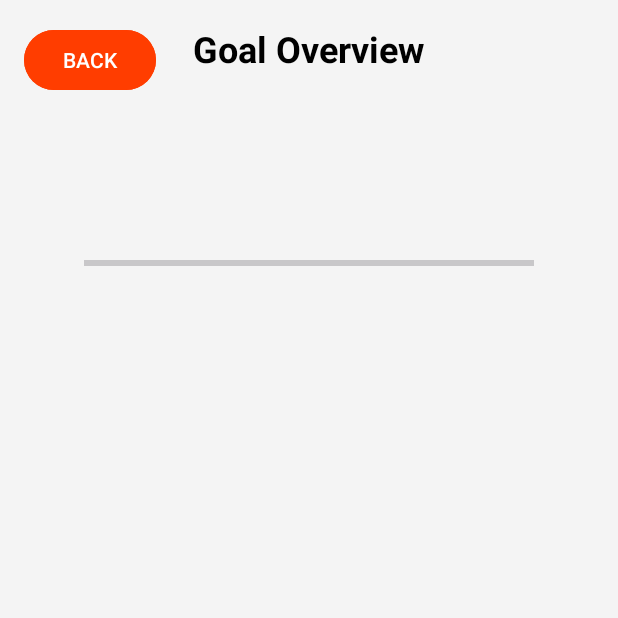
After one commit to MilanBert/Kelowna-Fitness-Prototype, an Android app: the SelectGoalActivity screen opened directly, with no data from a screen before it, on a phone screen of 412 x 824 dp, the top half of it. The commit adds this screen. Run offline under Robolectric (Android 15) with nearby library versions, the phone set to English and light mode, and no system bars.

Commit message:
Added a goal overview page when selecting on goal

```diff
--- a/app/src/main/AndroidManifest.xml
+++ b/app/src/main/AndroidManifest.xml
@@ -12,6 +12,9 @@
         android:supportsRtl="true"
         android:theme="@style/Theme.Step4Test"
         tools:targetApi="31">
+        <activity
+            android:name=".SelectGoalActivity"
+            android:exported="false" />
         <activity
             android:name=".CreateGoalsActivity"
             android:exported="false" />
--- a/app/src/main/java/com/example/step4test/GoalsActivity.java
+++ b/app/src/main/java/com/example/step4test/GoalsActivity.java
@@ -102,6 +102,19 @@ public class GoalsActivity extends AppCompatActivity {
         txtGoalName.setText(goalName);
         txtGoalDescription.setText(goalDescription);
 
+        // Set OnClickListener for the goal
+        goalView.setOnClickListener(new View.OnClickListener() {
+            @Override
+            public void onClick(View v) {
+                // Navigate to GoalSelectActivity with goal details
+                Intent intent = new Intent(GoalsActivity.this, SelectGoalActivity.class);
+                intent.putExtra("goalName", goalName);
+                intent.putExtra("goalDescription", goalDescription);
+                intent.putExtra("goalProgress", progress);
+                startActivity(intent);
+            }
+        });
+
         layoutGoalsContainer.addView(goalView);
     }
 }
--- /dev/null
+++ b/app/src/main/java/com/example/step4test/SelectGoalActivity.java
@@ -0,0 +1,42 @@
+package com.example.step4test;
+
+import android.content.Intent;
+import android.os.Bundle;
+import android.widget.Button;
+import android.widget.ProgressBar;
+import android.widget.TextView;
+
+import androidx.appcompat.app.AppCompatActivity;
+
+public class SelectGoalActivity extends AppCompatActivity {
+
+    private Button btnBack;
+    private TextView txtGoalName, txtGoalDescription;
+    private ProgressBar progressGoal;
+
+    @Override
+    protected void onCreate(Bundle savedInstanceState) {
+        super.onCreate(savedInstanceState);
+        setContentView(R.layout.activity_select_goal);
+
+        // Initialize UI components
+        btnBack = findViewById(R.id.btnBack);
+        txtGoalName = findViewById(R.id.txtGoalName);
+        txtGoalDescription = findViewById(R.id.txtGoalDescription);
+        progressGoal = findViewById(R.id.progressGoal);
+
+        // Get data from Intent
+        Intent intent = getIntent();
+        String goalName = intent.getStringExtra("goalName");
+        String goalDescription = intent.getStringExtra("goalDescription");
+        int goalProgress = intent.getIntExtra("goalProgress", 0);
+
+        // Set data to UI components
+        txtGoalName.setText(goalName);
+        txtGoalDescription.setText(goalDescription);
+        progressGoal.setProgress(goalProgress);
+
+        // Set up Back button functionality
+        btnBack.setOnClickListener(v -> finish());
+    }
+}
--- /dev/null
+++ b/app/src/main/res/layout/activity_select_goal.xml
@@ -0,0 +1,70 @@
+<?xml version="1.0" encoding="utf-8"?>
+<RelativeLayout
+    xmlns:android="http://schemas.android.com/apk/res/android"
+    xmlns:tools="http://schemas.android.com/tools"
+    android:layout_width="match_parent"
+    android:layout_height="match_parent"
+    android:background="#f4f4f4"
+    tools:context=".SelectGoalActivity">
+
+    <!-- Back Button -->
+    <Button
+        android:id="@+id/btnBack"
+        android:layout_width="wrap_content"
+        android:layout_height="wrap_content"
+        android:layout_margin="16dp"
+        android:text="BACK"
+        android:backgroundTint="#FF3D00"
+        android:textColor="#FFFFFF" />
+
+    <!-- Title -->
+    <TextView
+        android:id="@+id/txtGoalTitle"
+        android:layout_width="wrap_content"
+        android:layout_height="wrap_content"
+        android:layout_centerHorizontal="true"
+        android:layout_marginTop="16dp"
+        android:text="Goal Overview"
+        android:textColor="#000000"
+        android:textSize="24sp"
+        android:textStyle="bold" />
+
+    <!-- Goal Name -->
+    <TextView
+        android:id="@+id/txtGoalName"
+        android:layout_width="match_parent"
+        android:layout_height="wrap_content"
+        android:layout_marginTop="32dp"
+        android:layout_marginHorizontal="16dp"
+        android:text="Goal Name"
+        android:textColor="#000000"
+        android:textSize="18sp"
+        android:textStyle="bold"
+        android:layout_below="@id/txtGoalTitle" />
+
+    <!-- Goal Description -->
+    <TextView
+        android:id="@+id/txtGoalDescription"
+        android:layout_width="match_parent"
+        android:layout_height="wrap_content"
+        android:layout_marginTop="16dp"
+        android:layout_marginHorizontal="16dp"
+        android:text="Goal Description"
+        android:textColor="#555555"
+        android:textSize="16sp"
+        android:layout_below="@id/txtGoalName" />
+
+    <!-- Progress Bar -->
+    <ProgressBar
+        android:id="@+id/progressGoal"
+        android:layout_width="300dp"
+        android:layout_height="wrap_content"
+        android:layout_centerHorizontal="true"
+        android:layout_marginTop="24dp"
+        android:layout_below="@id/txtGoalDescription"
+        style="?android:attr/progressBarStyleHorizontal"
+        android:indeterminateOnly="false"
+        android:progress="50"
+        android:progressTint="#4CAF50" />
+
+</RelativeLayout>
```
